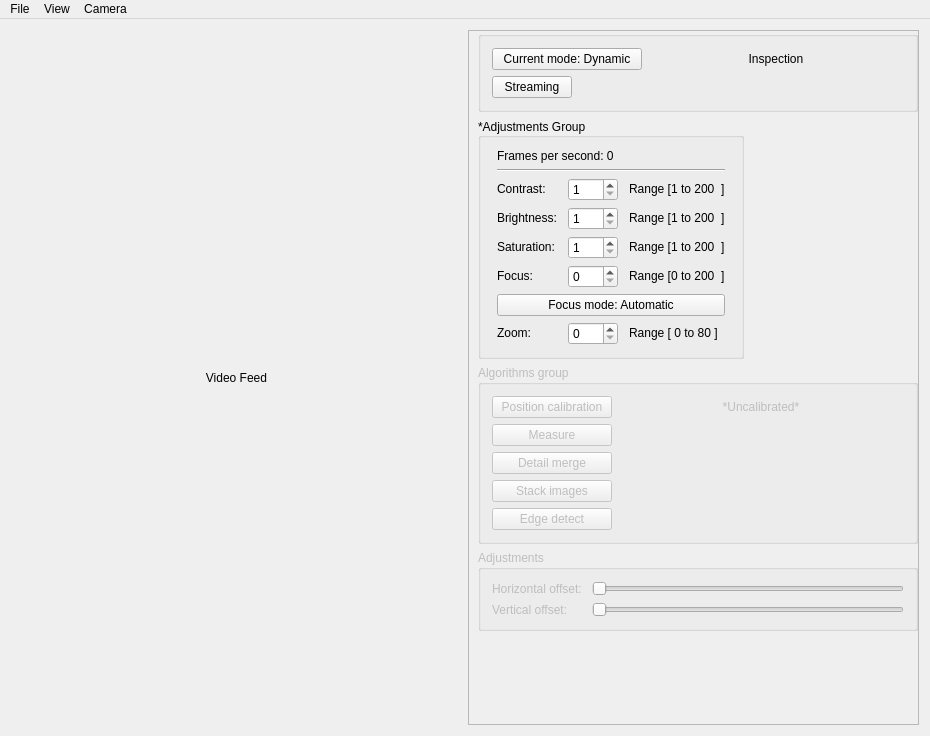
This is mainwindow.ui in JustasBart/DigitalInspectionAndMeasurement as Qt 5 draws it before an edit. The edited form follows.
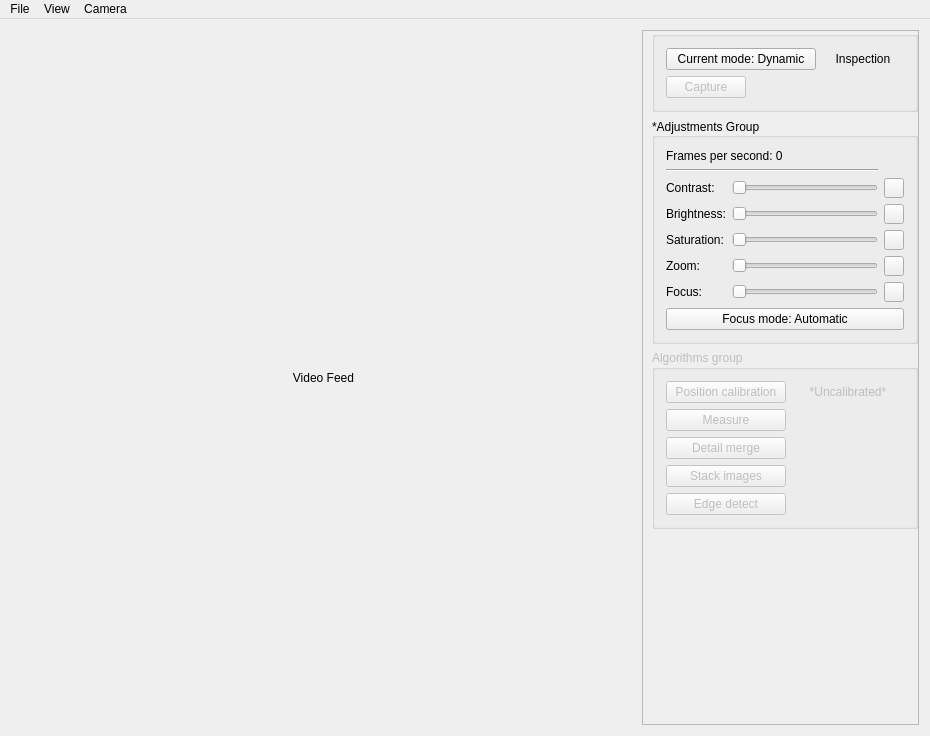
This is the edited form.

The edit to the form file:
```diff
--- a/mainwindow.ui
+++ b/mainwindow.ui
@@ -142,9 +142,12 @@
            </widget>
           </item>
           <item row="1" column="0">
-           <widget class="QPushButton" name="streamingButton">
+           <widget class="QPushButton" name="captureButton">
+            <property name="enabled">
+             <bool>false</bool>
+            </property>
             <property name="text">
-             <string>Streaming</string>
+             <string>Capture</string>
             </property>
            </widget>
           </item>
@@ -181,26 +184,33 @@
           <set>Qt::AlignLeading|Qt::AlignLeft|Qt::AlignVCenter</set>
          </property>
          <layout class="QGridLayout" name="gridLayout">
-          <item row="8" column="1">
-           <widget class="QSpinBox" name="focusSpinBox">
-            <property name="sizePolicy">
-             <sizepolicy hsizetype="Maximum" vsizetype="Maximum">
-              <horstretch>0</horstretch>
-              <verstretch>0</verstretch>
-             </sizepolicy>
+          <item row="5" column="1">
+           <widget class="QSlider" name="contrastSlider">
+            <property name="contextMenuPolicy">
+             <enum>Qt::DefaultContextMenu</enum>
             </property>
-            <property name="minimumSize">
-             <size>
-              <width>50</width>
-              <height>0</height>
-             </size>
+            <property name="minimum">
+             <number>1</number>
             </property>
             <property name="maximum">
              <number>200</number>
             </property>
+            <property name="orientation">
+             <enum>Qt::Horizontal</enum>
+            </property>
            </widget>
           </item>
-          <item row="8" column="0">
+          <item row="10" column="1">
+           <widget class="QSlider" name="focusSlider">
+            <property name="maximum">
+             <number>40</number>
+            </property>
+            <property name="orientation">
+             <enum>Qt::Horizontal</enum>
+            </property>
+           </widget>
+          </item>
+          <item row="10" column="0">
            <widget class="QLabel" name="focusLabel">
             <property name="sizePolicy">
              <sizepolicy hsizetype="Maximum" vsizetype="Maximum">
@@ -213,141 +223,6 @@
             </property>
            </widget>
           </item>
-          <item row="6" column="1">
-           <widget class="QSpinBox" name="brightnesSpinBox">
-            <property name="sizePolicy">
-             <sizepolicy hsizetype="Maximum" vsizetype="Maximum">
-              <horstretch>0</horstretch>
-              <verstretch>0</verstretch>
-             </sizepolicy>
-            </property>
-            <property name="minimumSize">
-             <size>
-              <width>50</width>
-              <height>0</height>
-             </size>
-            </property>
-            <property name="minimum">
-             <number>1</number>
-            </property>
-            <property name="maximum">
-             <number>200</number>
-            </property>
-           </widget>
-          </item>
-          <item row="8" column="2">
-           <widget class="QLabel" name="rangeLabel4">
-            <property name="sizePolicy">
-             <sizepolicy hsizetype="Maximum" vsizetype="Maximum">
-              <horstretch>0</horstretch>
-              <verstretch>0</verstretch>
-             </sizepolicy>
-            </property>
-            <property name="text">
-             <string>Range [0 to 200  ]</string>
-            </property>
-           </widget>
-          </item>
-          <item row="9" column="0" colspan="3">
-           <widget class="QPushButton" name="focusButton">
-            <property name="text">
-             <string>Focus mode: Automatic</string>
-            </property>
-           </widget>
-          </item>
-          <item row="10" column="0">
-           <widget class="QLabel" name="zoomLabel">
-            <property name="sizePolicy">
-             <sizepolicy hsizetype="Maximum" vsizetype="Maximum">
-              <horstretch>0</horstretch>
-              <verstretch>0</verstretch>
-             </sizepolicy>
-            </property>
-            <property name="text">
-             <string>Zoom:</string>
-            </property>
-           </widget>
-          </item>
-          <item row="6" column="2">
-           <widget class="QLabel" name="rangeLabel2">
-            <property name="sizePolicy">
-             <sizepolicy hsizetype="Maximum" vsizetype="Maximum">
-              <horstretch>0</horstretch>
-              <verstretch>0</verstretch>
-             </sizepolicy>
-            </property>
-            <property name="text">
-             <string>Range [1 to 200  ]</string>
-            </property>
-           </widget>
-          </item>
-          <item row="10" column="1">
-           <widget class="QSpinBox" name="zoomSpinBox">
-            <property name="sizePolicy">
-             <sizepolicy hsizetype="Maximum" vsizetype="Maximum">
-              <horstretch>0</horstretch>
-              <verstretch>0</verstretch>
-             </sizepolicy>
-            </property>
-            <property name="minimumSize">
-             <size>
-              <width>50</width>
-              <height>0</height>
-             </size>
-            </property>
-            <property name="maximum">
-             <number>80</number>
-            </property>
-           </widget>
-          </item>
-          <item row="10" column="2">
-           <widget class="QLabel" name="rangeLabel5">
-            <property name="sizePolicy">
-             <sizepolicy hsizetype="Maximum" vsizetype="Maximum">
-              <horstretch>0</horstretch>
-              <verstretch>0</verstretch>
-             </sizepolicy>
-            </property>
-            <property name="text">
-             <string>Range [ 0 to 80 ]</string>
-            </property>
-           </widget>
-          </item>
-          <item row="6" column="0">
-           <widget class="QLabel" name="BrightnessLabel">
-            <property name="sizePolicy">
-             <sizepolicy hsizetype="Maximum" vsizetype="Maximum">
-              <horstretch>0</horstretch>
-              <verstretch>0</verstretch>
-             </sizepolicy>
-            </property>
-            <property name="text">
-             <string>Brightness:</string>
-            </property>
-           </widget>
-          </item>
-          <item row="7" column="1">
-           <widget class="QSpinBox" name="saturationSpinBox">
-            <property name="sizePolicy">
-             <sizepolicy hsizetype="Maximum" vsizetype="Maximum">
-              <horstretch>0</horstretch>
-              <verstretch>0</verstretch>
-             </sizepolicy>
-            </property>
-            <property name="minimumSize">
-             <size>
-              <width>50</width>
-              <height>0</height>
-             </size>
-            </property>
-            <property name="minimum">
-             <number>1</number>
-            </property>
-            <property name="maximum">
-             <number>200</number>
-            </property>
-           </widget>
-          </item>
           <item row="7" column="0">
            <widget class="QLabel" name="saturationLabel">
             <property name="sizePolicy">
@@ -361,8 +236,8 @@
             </property>
            </widget>
           </item>
-          <item row="7" column="2">
-           <widget class="QLabel" name="rangeLabel3">
+          <item row="6" column="0">
+           <widget class="QLabel" name="BrightnessLabel">
             <property name="sizePolicy">
              <sizepolicy hsizetype="Maximum" vsizetype="Maximum">
               <horstretch>0</horstretch>
@@ -370,7 +245,20 @@
              </sizepolicy>
             </property>
             <property name="text">
-             <string>Range [1 to 200  ]</string>
+             <string>Brightness:</string>
+            </property>
+           </widget>
+          </item>
+          <item row="1" column="0" colspan="2">
+           <widget class="QLabel" name="fpsLabel">
+            <property name="sizePolicy">
+             <sizepolicy hsizetype="Maximum" vsizetype="Maximum">
+              <horstretch>0</horstretch>
+              <verstretch>0</verstretch>
+             </sizepolicy>
+            </property>
+            <property name="text">
+             <string>Frames per second: 0</string>
             </property>
            </widget>
           </item>
@@ -387,50 +275,15 @@
             </property>
            </widget>
           </item>
-          <item row="5" column="1">
-           <widget class="QSpinBox" name="contrastSpinBox">
-            <property name="sizePolicy">
-             <sizepolicy hsizetype="Maximum" vsizetype="Maximum">
-              <horstretch>0</horstretch>
-              <verstretch>0</verstretch>
-             </sizepolicy>
-            </property>
-            <property name="minimumSize">
-             <size>
-              <width>50</width>
-              <height>0</height>
-             </size>
-            </property>
-            <property name="minimum">
-             <number>1</number>
-            </property>
-            <property name="maximum">
-             <number>200</number>
-            </property>
-           </widget>
-          </item>
-          <item row="5" column="2">
-           <widget class="QLabel" name="rangeLabel">
-            <property name="sizePolicy">
-             <sizepolicy hsizetype="Maximum" vsizetype="Maximum">
-              <horstretch>0</horstretch>
-              <verstretch>0</verstretch>
-             </sizepolicy>
-            </property>
-            <property name="text">
-             <string>Range [1 to 200  ]</string>
-            </property>
-           </widget>
-          </item>
-          <item row="3" column="0" colspan="3">
+          <item row="3" column="0" colspan="2">
            <widget class="Line" name="line">
             <property name="orientation">
              <enum>Qt::Horizontal</enum>
             </property>
            </widget>
           </item>
-          <item row="1" column="0" colspan="3">
-           <widget class="QLabel" name="fpsLabel">
+          <item row="9" column="0">
+           <widget class="QLabel" name="zoomLabel">
             <property name="sizePolicy">
              <sizepolicy hsizetype="Maximum" vsizetype="Maximum">
               <horstretch>0</horstretch>
@@ -438,7 +291,163 @@
              </sizepolicy>
             </property>
             <property name="text">
-             <string>Frames per second: 0</string>
+             <string>Zoom:</string>
+            </property>
+           </widget>
+          </item>
+          <item row="7" column="1">
+           <widget class="QSlider" name="saturationSlider">
+            <property name="minimum">
+             <number>1</number>
+            </property>
+            <property name="maximum">
+             <number>200</number>
+            </property>
+            <property name="orientation">
+             <enum>Qt::Horizontal</enum>
+            </property>
+           </widget>
+          </item>
+          <item row="6" column="1">
+           <widget class="QSlider" name="brightnessSlider">
+            <property name="minimum">
+             <number>1</number>
+            </property>
+            <property name="maximum">
+             <number>200</number>
+            </property>
+            <property name="orientation">
+             <enum>Qt::Horizontal</enum>
+            </property>
+           </widget>
+          </item>
+          <item row="9" column="1">
+           <widget class="QSlider" name="zoomSlider">
+            <property name="minimum">
+             <number>0</number>
+            </property>
+            <property name="maximum">
+             <number>80</number>
+            </property>
+            <property name="orientation">
+             <enum>Qt::Horizontal</enum>
+            </property>
+           </widget>
+          </item>
+          <item row="6" column="2">
+           <widget class="QPushButton" name="brightnessOptionsBtn">
+            <property name="minimumSize">
+             <size>
+              <width>20</width>
+              <height>20</height>
+             </size>
+            </property>
+            <property name="maximumSize">
+             <size>
+              <width>20</width>
+              <height>20</height>
+             </size>
+            </property>
+            <property name="contextMenuPolicy">
+             <enum>Qt::NoContextMenu</enum>
+            </property>
+            <property name="text">
+             <string/>
+            </property>
+           </widget>
+          </item>
+          <item row="5" column="2">
+           <widget class="QPushButton" name="contrastOptionsBtn">
+            <property name="minimumSize">
+             <size>
+              <width>20</width>
+              <height>20</height>
+             </size>
+            </property>
+            <property name="maximumSize">
+             <size>
+              <width>20</width>
+              <height>20</height>
+             </size>
+            </property>
+            <property name="contextMenuPolicy">
+             <enum>Qt::NoContextMenu</enum>
+            </property>
+            <property name="text">
+             <string/>
+            </property>
+           </widget>
+          </item>
+          <item row="7" column="2">
+           <widget class="QPushButton" name="saturationOptionsBtn">
+            <property name="minimumSize">
+             <size>
+              <width>20</width>
+              <height>20</height>
+             </size>
+            </property>
+            <property name="maximumSize">
+             <size>
+              <width>20</width>
+              <height>20</height>
+             </size>
+            </property>
+            <property name="contextMenuPolicy">
+             <enum>Qt::NoContextMenu</enum>
+            </property>
+            <property name="text">
+             <string/>
+            </property>
+           </widget>
+          </item>
+          <item row="9" column="2">
+           <widget class="QPushButton" name="zoomOptionsBtn">
+            <property name="minimumSize">
+             <size>
+              <width>20</width>
+              <height>20</height>
+             </size>
+            </property>
+            <property name="maximumSize">
+             <size>
+              <width>20</width>
+              <height>20</height>
+             </size>
+            </property>
+            <property name="contextMenuPolicy">
+             <enum>Qt::NoContextMenu</enum>
+            </property>
+            <property name="text">
+             <string/>
+            </property>
+           </widget>
+          </item>
+          <item row="10" column="2">
+           <widget class="QPushButton" name="focusOptionsBtn">
+            <property name="minimumSize">
+             <size>
+              <width>20</width>
+              <height>20</height>
+             </size>
+            </property>
+            <property name="maximumSize">
+             <size>
+              <width>20</width>
+              <height>20</height>
+             </size>
+            </property>
+            <property name="contextMenuPolicy">
+             <enum>Qt::NoContextMenu</enum>
+            </property>
+            <property name="text">
+             <string/>
+            </property>
+           </widget>
+          </item>
+          <item row="11" column="0" colspan="3">
+           <widget class="QPushButton" name="focusButton">
+            <property name="text">
+             <string>Focus mode: Automatic</string>
             </property>
            </widget>
           </item>
@@ -535,58 +544,6 @@
          </layout>
         </widget>
        </item>
-       <item>
-        <widget class="QGroupBox" name="calibrationGroup">
-         <property name="enabled">
-          <bool>false</bool>
-         </property>
-         <property name="sizePolicy">
-          <sizepolicy hsizetype="Minimum" vsizetype="Maximum">
-           <horstretch>0</horstretch>
-           <verstretch>0</verstretch>
-          </sizepolicy>
-         </property>
-         <property name="minimumSize">
-          <size>
-           <width>0</width>
-           <height>0</height>
-          </size>
-         </property>
-         <property name="title">
-          <string>Adjustments</string>
-         </property>
-         <layout class="QFormLayout" name="formLayout_2">
-          <item row="0" column="0">
-           <widget class="QLabel" name="horizontalOffsetLabel">
-            <property name="text">
-             <string>Horizontal offset: </string>
-            </property>
-           </widget>
-          </item>
-          <item row="0" column="1">
-           <widget class="QSlider" name="horizontalOffsetSlider">
-            <property name="orientation">
-             <enum>Qt::Horizontal</enum>
-            </property>
-           </widget>
-          </item>
-          <item row="1" column="0">
-           <widget class="QLabel" name="label">
-            <property name="text">
-             <string>Vertical offset: </string>
-            </property>
-           </widget>
-          </item>
-          <item row="1" column="1">
-           <widget class="QSlider" name="horizontalSlider">
-            <property name="orientation">
-             <enum>Qt::Horizontal</enum>
-            </property>
-           </widget>
-          </item>
-         </layout>
-        </widget>
-       </item>
        <item>
         <spacer name="verticalSpacer">
          <property name="orientation">
```
Left out of the diff: 46 changed lines with no effect on the pictures.
